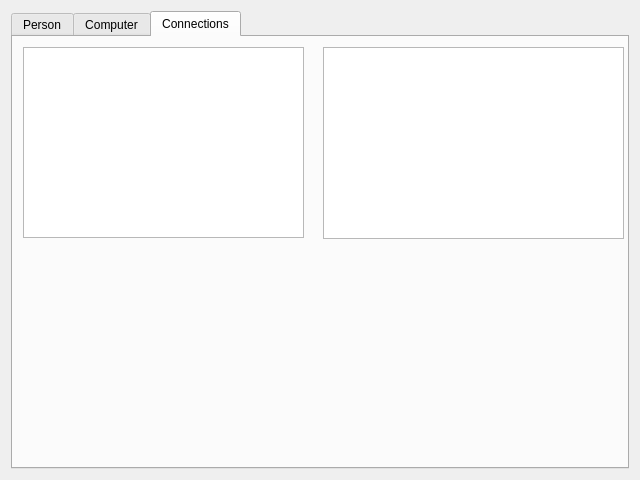
This is additem.ui in Fanarito/VLN1 as Qt 5 draws it before an edit. The edited form follows.
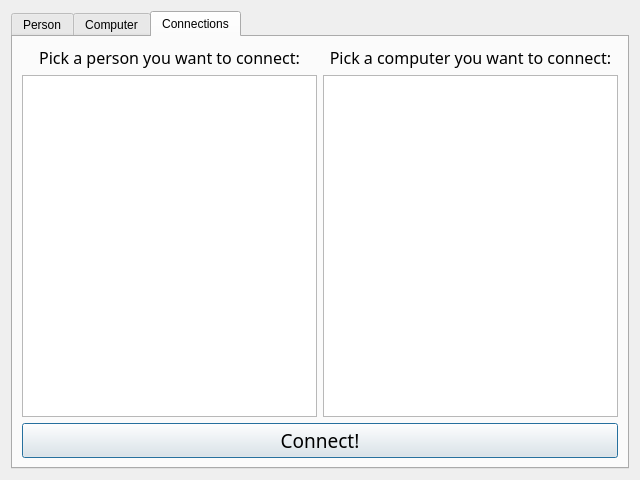
This is the edited form. The open tabs and pages were chosen to show the change.

Patch:
```diff
--- a/additem.ui
+++ b/additem.ui
@@ -184,26 +184,53 @@
       <attribute name="title">
        <string>Connections</string>
       </attribute>
-      <widget class="QListView" name="PersonConnections">
-       <property name="geometry">
-        <rect>
-         <x>10</x>
-         <y>10</y>
-         <width>281</width>
-         <height>191</height>
-        </rect>
-       </property>
-      </widget>
-      <widget class="QListView" name="listView">
-       <property name="geometry">
-        <rect>
-         <x>310</x>
-         <y>10</y>
-         <width>301</width>
-         <height>192</height>
-        </rect>
-       </property>
-      </widget>
+      <layout class="QGridLayout" name="gridLayout">
+       <item row="0" column="1">
+        <widget class="QLabel" name="label_13">
+         <property name="font">
+          <font>
+           <family>Calibri Light</family>
+           <pointsize>12</pointsize>
+          </font>
+         </property>
+         <property name="text">
+          <string>&lt;html&gt;&lt;head/&gt;&lt;body&gt;&lt;p align=&quot;center&quot;&gt;Pick a computer you want to connect:&lt;/p&gt;&lt;/body&gt;&lt;/html&gt;</string>
+         </property>
+        </widget>
+       </item>
+       <item row="0" column="0">
+        <widget class="QLabel" name="label_10">
+         <property name="font">
+          <font>
+           <family>Calibri Light</family>
+           <pointsize>12</pointsize>
+          </font>
+         </property>
+         <property name="text">
+          <string>&lt;html&gt;&lt;head/&gt;&lt;body&gt;&lt;p align=&quot;center&quot;&gt;Pick  a person you want to connect:&lt;/p&gt;&lt;/body&gt;&lt;/html&gt;</string>
+         </property>
+        </widget>
+       </item>
+       <item row="1" column="0">
+        <widget class="QListView" name="PersonConnections"/>
+       </item>
+       <item row="1" column="1">
+        <widget class="QListView" name="listView"/>
+       </item>
+       <item row="2" column="0" colspan="2">
+        <widget class="QPushButton" name="pushButton">
+         <property name="font">
+          <font>
+           <family>Calibri Light</family>
+           <pointsize>14</pointsize>
+          </font>
+         </property>
+         <property name="text">
+          <string>Connect!</string>
+         </property>
+        </widget>
+       </item>
+      </layout>
      </widget>
     </widget>
    </item>
```
Left out of the diff: 2 changed lines with no effect on the pictures.
